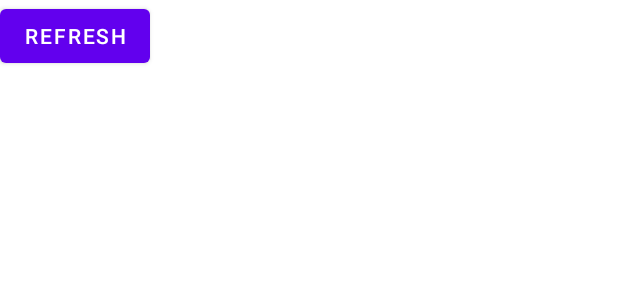
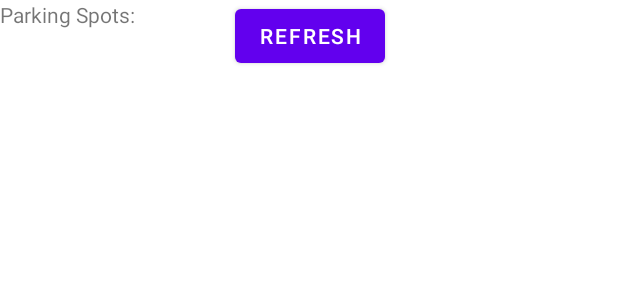
Before and after one commit to MrKai77/Calgary-Hacks-2023-Dream-Team, an Android app: the layout activity_main.xml on its own in the app's theme, with its tools: preview values and no code run, on a phone screen of 412 x 824 dp. Shown: the top 300 px of the screen. Run offline under Robolectric (Android 15) with nearby library versions, the phone set to English and light mode, and no system bars.

Commit message:
text view with parking spots?

```diff
--- a/ParkingApp/app/src/main/java/com/example/parkingapp/MainActivity.java
+++ b/ParkingApp/app/src/main/java/com/example/parkingapp/MainActivity.java
@@ -5,20 +5,25 @@ import androidx.appcompat.app.AppCompatActivity;
 import android.os.Bundle;
 import android.view.View;
 import android.widget.Button;
+import android.widget.TextView;
+
 
 public class MainActivity extends AppCompatActivity {
+
+    TextView displayParkingSpot;
 
     @Override
     protected void onCreate(Bundle savedInstanceState) {
         super.onCreate(savedInstanceState);
         setContentView(R.layout.activity_main);
         Button btn = findViewById(R.id.theRefreshButton);
+        displayParkingSpot = (TextView) findViewById(R.id.textView);
 
         btn.setOnClickListener(new View.OnClickListener() {
             @Override
             public void onClick(View view) {
 
-
+                displayParkingSpot.setText("14/20");
             }
         });
 
--- a/ParkingApp/app/src/main/res/layout/activity_main.xml
+++ b/ParkingApp/app/src/main/res/layout/activity_main.xml
@@ -10,8 +10,17 @@
         android:id="@+id/theRefreshButton"
         android:layout_width="wrap_content"
         android:layout_height="wrap_content"
+        android:layout_marginEnd="155dp"
         android:text="Refresh"
-        tools:layout_editor_absoluteX="185dp"
+        app:layout_constraintEnd_toEndOf="parent"
         tools:layout_editor_absoluteY="611dp" />
 
+    <TextView
+        android:id="@+id/textView"
+        android:layout_width="96dp"
+        android:layout_height="44dp"
+        android:text="Parking Spots: "
+        tools:layout_editor_absoluteX="241dp"
+        tools:layout_editor_absoluteY="522dp" />
+
 </androidx.constraintlayout.widget.ConstraintLayout>
```
